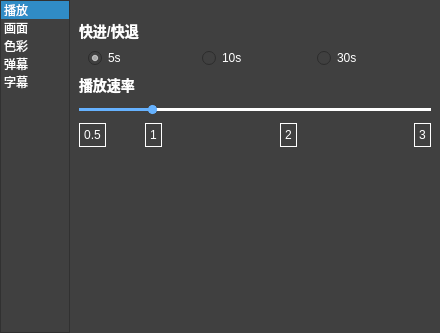
First picture: the form in src/ui/player/fullSettingView.ui, repository BusyStudent/QZood, before the edit.
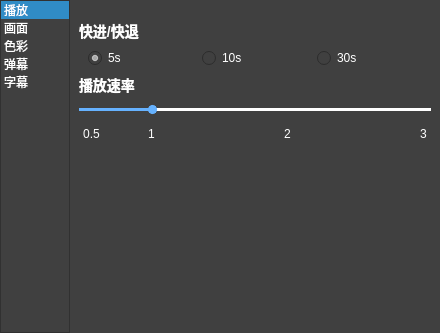
Second picture: the form after the edit. The open tabs and pages were chosen to show the change.

What changed in the file:
```diff
--- a/src/ui/player/fullSettingView.ui
+++ b/src/ui/player/fullSettingView.ui
@@ -47,7 +47,7 @@
 	border: none;
 }
 QPushButton {
-	border: 1px solid white;
+	border: none;
 	padding: 4px;
 }
 QPushButton:hover {
```
Left out of the diff: 2 changed lines with no effect on the pictures.
